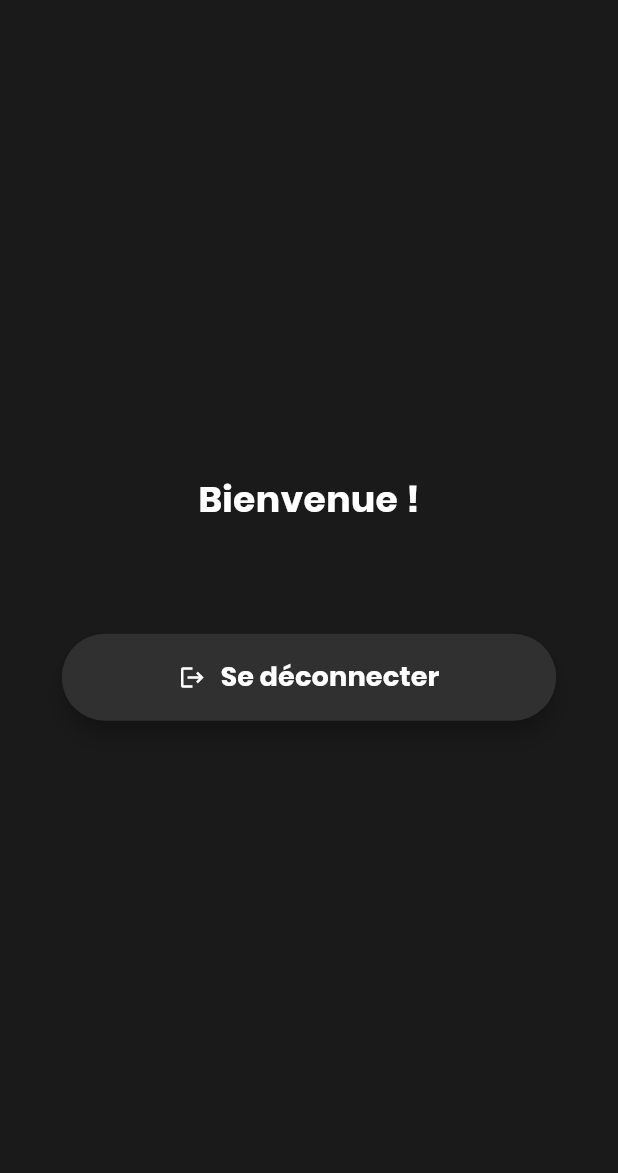
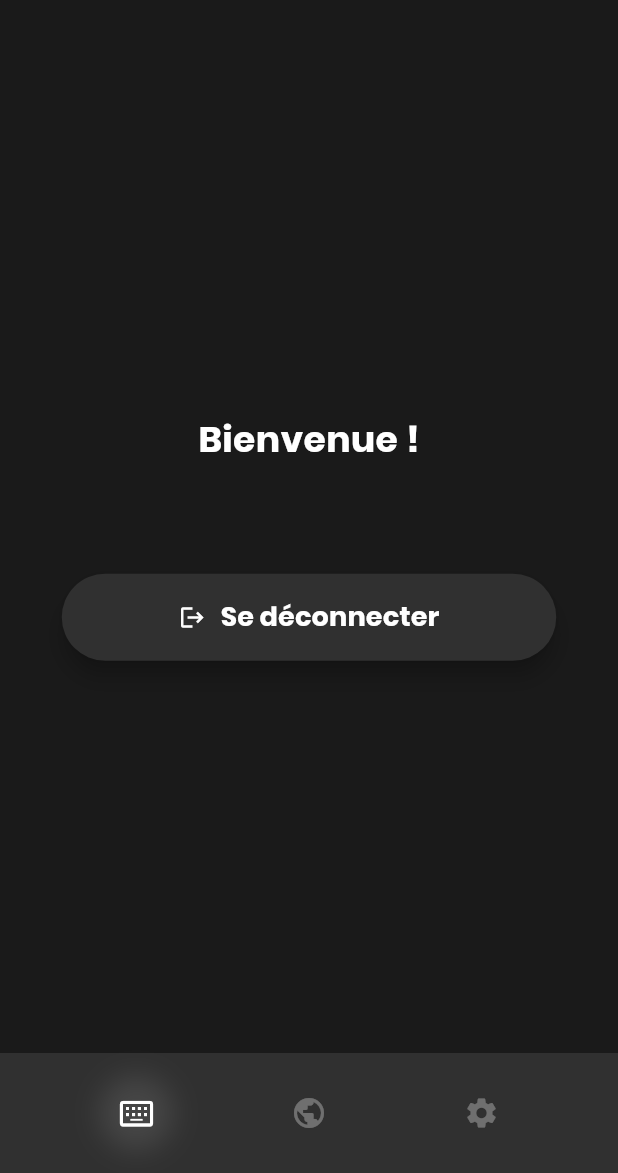
Before and after one commit to Temiyoko/Approximot, a Flutter app: the MainScreen screen opened directly, on a phone screen of 412 x 824 dp, the part 63-1236 px from its top. Run offline on Flutter 3.47's test engine with Material 3 defaults, Android fonts, the phone set to English and light mode, and no system bars; our stand-ins replace firebase_auth, firebase_core, flutter_svg, google_sign_in, shared_preferences; accounts and stored records are empty.

Commit message:
Added bottom navigation bar

```diff
--- a/lib/views/screens/main_screen.dart
+++ b/lib/views/screens/main_screen.dart
@@ -101,6 +101,54 @@ class MainScreen extends StatelessWidget {
           ],
         ),
       ),
+      bottomNavigationBar: Container(
+        height: 80,
+        color: const Color(0xFF303030),
+        child: Row(
+          mainAxisAlignment: MainAxisAlignment.spaceEvenly,
+          children: [
+            Container(
+              decoration: BoxDecoration(
+                shape: BoxShape.circle,
+                boxShadow: [
+                  BoxShadow(
+                    color: Colors.grey.withOpacity(0.2),
+                    blurRadius: 15,
+                    spreadRadius: 1,
+                  ),
+                ],
+              ),
+              child: IconButton(
+                icon: const Icon(Icons.keyboard_alt_outlined, size: 24),
+                color: Colors.white,
+                splashColor: Colors.transparent,
+                highlightColor: Colors.transparent,
+                onPressed: () {
+                  print("Clicked on Lexitom");
+                },
+              ),
+            ),
+            IconButton(
+              icon: const Icon(Icons.public, size: 24),
+              color: Colors.white30,
+              splashColor: Colors.transparent,
+              highlightColor: Colors.transparent,
+              onPressed: () {
+                print("Clicked on Wikitom");
+              },
+            ),
+            IconButton(
+              icon: const Icon(Icons.settings, size: 24),
+              color: Colors.white30,
+              splashColor: Colors.transparent,
+              highlightColor: Colors.transparent,
+              onPressed: () {
+                print("Clicked on Settings");
+              },
+            ),
+          ],
+        ),
+      ),
     );
   }
 }
```
